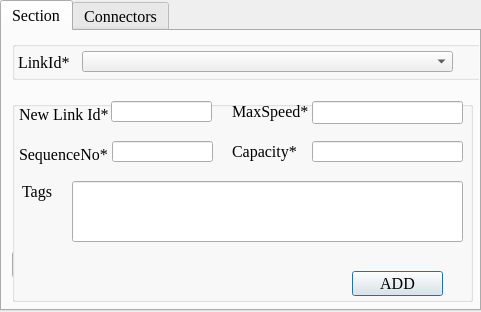
Before: the Qt Designer form ui_segment.ui in chaitanyamalaviya/Trafficera, drawn with Qt 5.
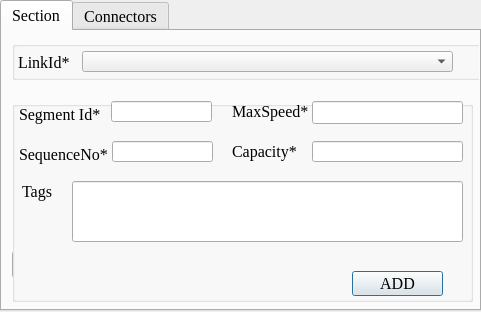
After: the same form once the commit is applied.

```diff
--- a/ui_segment.ui
+++ b/ui_segment.ui
@@ -261,7 +261,7 @@
        </font>
       </property>
       <property name="text">
-       <string>New Link Id*</string>
+       <string>Segment Id*</string>
       </property>
      </widget>
      <widget class="QLineEdit" name="id">
```
